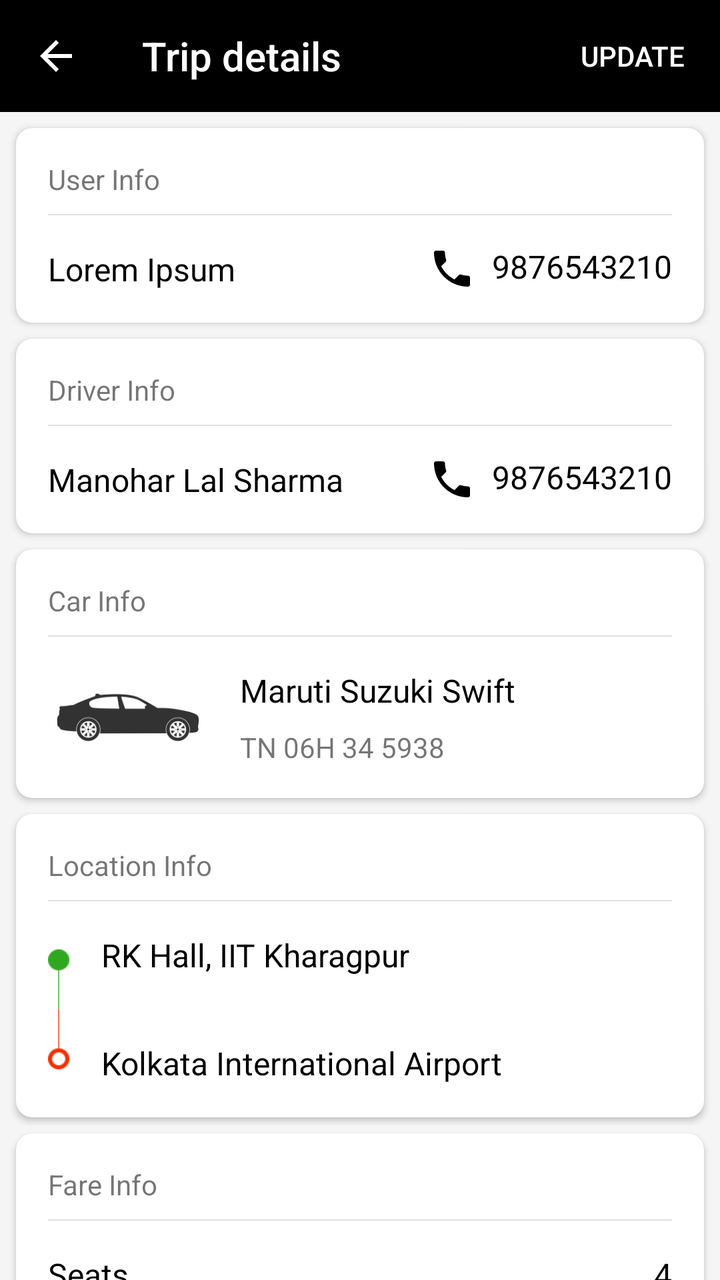
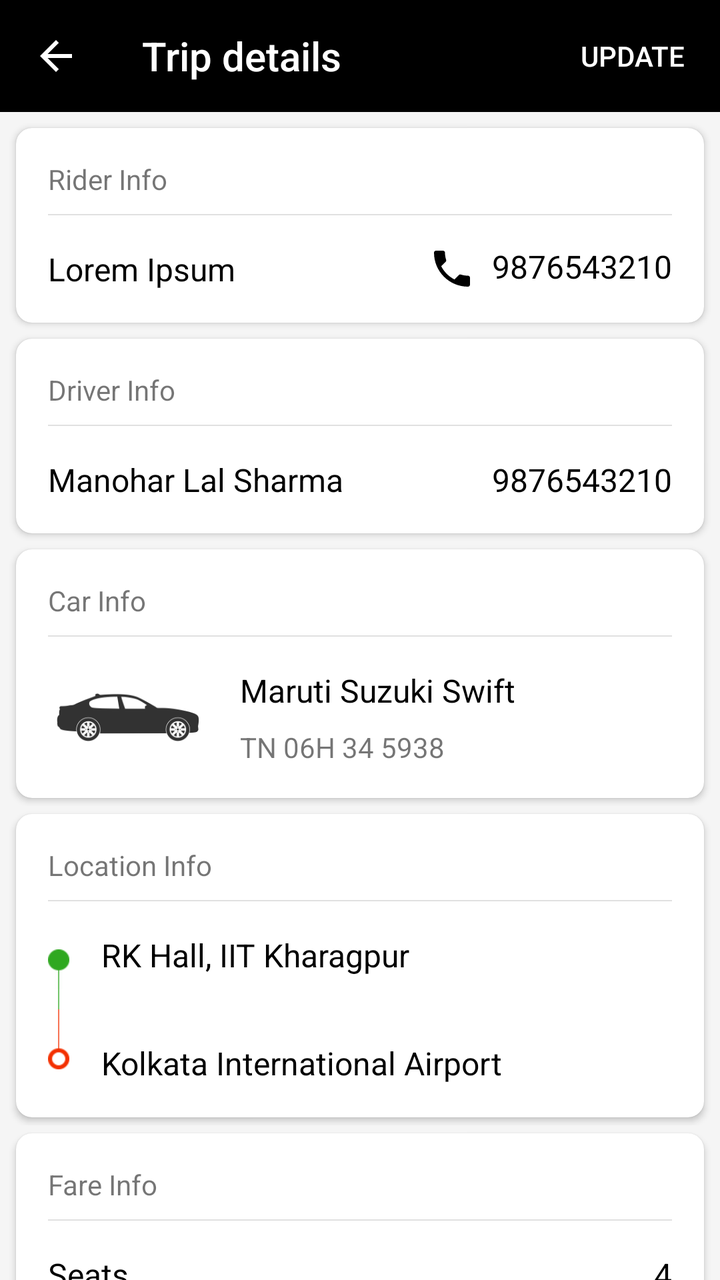

Compare the two renders of this Android layout. The source of the first and the diff that turns it into the second are given below.
<!-- AndroidManifest.xml: application theme AppTheme -->
<!-- res/layout/activity_trip_details.xml -->
<?xml version="1.0" encoding="utf-8"?>
<LinearLayout xmlns:android="http://schemas.android.com/apk/res/android"
    xmlns:app="http://schemas.android.com/apk/res-auto"
    xmlns:tools="http://schemas.android.com/tools"
    android:layout_width="match_parent"
    android:layout_height="match_parent"
    android:orientation="vertical">

    <android.support.design.widget.AppBarLayout
        android:layout_width="match_parent"
        android:layout_height="?attr/actionBarSize">

        <LinearLayout
            android:layout_width="match_parent"
            android:layout_height="match_parent"
            android:orientation="horizontal">

            <ImageButton
                android:id="@+id/trip_details_back"
                android:layout_width="?attr/actionBarSize"
                android:layout_height="?attr/actionBarSize"
                android:background="?attr/selectableItemBackgroundBorderless"
                android:tint="@android:color/white"
                app:srcCompat="@drawable/ic_back"
                tools:ignore="ContentDescription" />

            <View
                android:layout_width="15dp"
                android:layout_height="0dp" />

            <TextView
                android:layout_width="0dp"
                android:layout_height="match_parent"
                android:layout_weight="1"
                android:gravity="center_vertical"
                android:text="@string/trip_details"
                android:textAppearance="@style/Base.TextAppearance.AppCompat.Title"
                android:textColor="@android:color/white" />

            <Button
                android:id="@+id/trip_details_update"
                style="@style/Widget.AppCompat.Button.Borderless"
                android:layout_width="wrap_content"
                android:layout_height="match_parent"
                android:gravity="center"
                android:text="@string/update"
                android:textColor="@android:color/white" />

        </LinearLayout>

    </android.support.design.widget.AppBarLayout>

    <ScrollView
        android:layout_width="match_parent"
        android:layout_height="wrap_content"
        android:scrollbars="none"
        tools:ignore="UselessParent">

        <LinearLayout
            android:layout_width="match_parent"
            android:layout_height="wrap_content"
            android:background="#F5F5F5"
            android:orientation="vertical">

            <LinearLayout
                android:layout_width="match_parent"
                android:layout_height="wrap_content">

                <android.support.v7.widget.CardView
                    android:layout_width="match_parent"
                    android:layout_height="wrap_content"
                    android:layout_marginStart="8dp"
                    android:layout_marginTop="8dp"
                    android:layout_marginEnd="8dp"
                    android:layout_marginBottom="4dp"
                    app:cardCornerRadius="8dp"
                    app:cardElevation="2dp"
                    app:contentPaddingLeft="16dp"
                    app:contentPaddingRight="16dp"
                    app:contentPaddingTop="16dp">

                    <LinearLayout
                        android:layout_width="match_parent"
                        android:layout_height="wrap_content"
                        android:orientation="vertical">

                        <TextView
                            android:layout_width="wrap_content"
                            android:layout_height="wrap_content"
                            android:layout_marginBottom="8dp"
                            android:text="@string/user_info" />

                        <View style="@style/DividerWithMargin" />

                        <LinearLayout
                            android:layout_width="match_parent"
                            android:layout_height="match_parent"
                            android:gravity="center_vertical">

                            <TextView
                                android:id="@+id/trip_details_user_name"
                                style="@style/body1"
                                android:layout_width="0dp"
                                android:layout_height="wrap_content"
                                android:layout_weight="1"
                                android:paddingTop="16dp"
                                android:paddingBottom="16dp"
                                android:text="Lorem Ipsum" />

                            <TextView
                                android:id="@+id/trip_details_user_contact"
                                style="@style/body1"
                                android:layout_width="wrap_content"
                                android:layout_height="wrap_content"
                                android:drawableStart="@drawable/ic_phone"
                                android:drawablePadding="8dp"
                                android:text="9876543210" />

                        </LinearLayout>

                    </LinearLayout>

                </android.support.v7.widget.CardView>

            </LinearLayout>

            <LinearLayout
                android:layout_width="match_parent"
                android:layout_height="wrap_content">

                <android.support.v7.widget.CardView
                    android:layout_width="match_parent"
                    android:layout_height="wrap_content"
                    android:layout_marginStart="8dp"
                    android:layout_marginTop="4dp"
                    android:layout_marginEnd="8dp"
                    android:layout_marginBottom="4dp"
                    app:cardCornerRadius="8dp"
                    app:cardElevation="2dp"
                    app:contentPaddingLeft="16dp"
                    app:contentPaddingRight="16dp"
                    app:contentPaddingTop="16dp">

                    <LinearLayout
                        android:layout_width="match_parent"
                        android:layout_height="wrap_content"
                        android:orientation="vertical">

                        <TextView
                            android:layout_width="wrap_content"
                            android:layout_height="wrap_content"
                            android:layout_marginBottom="8dp"
                            android:text="@string/driver_info" />

                        <View style="@style/DividerWithMargin" />

                        <LinearLayout
                            android:layout_width="match_parent"
                            android:layout_height="match_parent"
                            android:gravity="center_vertical">

                            <TextView
                                android:id="@+id/trip_details_driver_name"
                                style="@style/body1"
                                android:layout_width="0dp"
                                android:layout_height="wrap_content"
                                android:layout_weight="1"
                                android:paddingTop="16dp"
                                android:paddingBottom="16dp"
                                android:text="Manohar Lal Sharma" />

                            <TextView
                                android:id="@+id/trip_details_driver_contact"
                                style="@style/body1"
                                android:layout_width="wrap_content"
                                android:layout_height="wrap_content"
                                android:drawableStart="@drawable/ic_phone"
                                android:drawablePadding="8dp"
                                android:text="9876543210" />

                        </LinearLayout>

                    </LinearLayout>

                </android.support.v7.widget.CardView>

            </LinearLayout>

            <LinearLayout
                android:layout_width="match_parent"
                android:layout_height="match_parent">

                <android.support.v7.widget.CardView
                    android:layout_width="match_parent"
                    android:layout_height="wrap_content"
                    android:layout_marginStart="8dp"
                    android:layout_marginTop="4dp"
                    android:layout_marginEnd="8dp"
                    android:layout_marginBottom="4dp"
                    app:cardCornerRadius="8dp"
                    app:cardElevation="2dp"
                    app:contentPaddingLeft="16dp"
                    app:contentPaddingRight="16dp"
                    app:contentPaddingTop="16dp">


                    <LinearLayout
                        android:layout_width="match_parent"
                        android:layout_height="wrap_content"
                        android:orientation="vertical">

                        <TextView
                            android:layout_width="match_parent"
                            android:layout_height="wrap_content"
                            android:layout_marginBottom="8dp"
                            android:text="@string/car_info" />

                        <View style="@style/DividerWithMargin" />

                        <LinearLayout
                            android:layout_width="match_parent"
                            android:layout_height="wrap_content"
                            android:orientation="horizontal">

                            <ImageView
                                android:layout_width="80dp"
                                android:layout_height="80dp"
                                android:layout_gravity="center_vertical"
                                android:src="@drawable/ic_car" />

                            <LinearLayout
                                android:layout_width="match_parent"
                                android:layout_height="wrap_content"
                                android:layout_marginStart="16dp"
                                android:orientation="vertical">

                                <TextView
                                    android:id="@+id/trip_details_car_name"
                                    style="@style/body1"
                                    android:layout_width="wrap_content"
                                    android:layout_height="match_parent"
                                    android:layout_marginTop="16dp"
                                    android:gravity="center_vertical"
                                    android:text="Maruti Suzuki Swift" />

                                <TextView
                                    android:id="@+id/trip_details_car_number"
                                    android:layout_width="wrap_content"
                                    android:layout_height="wrap_content"
                                    android:layout_marginTop="8dp"
                                    android:layout_marginBottom="16dp"
                                    android:gravity="center_vertical"
                                    android:text="TN 06H 34 5938" />

                            </LinearLayout>

                        </LinearLayout>

                    </LinearLayout>

                </android.support.v7.widget.CardView>

            </LinearLayout>

            <LinearLayout
                android:layout_width="match_parent"
                android:layout_height="wrap_content">

                <android.support.v7.widget.CardView
                    android:layout_width="match_parent"
                    android:layout_height="wrap_content"
                    android:layout_marginStart="8dp"
                    android:layout_marginTop="4dp"
                    android:layout_marginEnd="8dp"
                    android:layout_marginBottom="4dp"
                    app:cardCornerRadius="8dp"
                    app:cardElevation="2dp"
                    app:contentPaddingLeft="16dp"
                    app:contentPaddingRight="16dp"
                    app:contentPaddingTop="16dp">

                    <LinearLayout
                        android:id="@+id/ride_details_location_layout"
                        android:layout_width="wrap_content"
                        android:layout_height="wrap_content"
                        android:orientation="vertical">

                        <TextView
                            android:layout_width="wrap_content"
                            android:layout_height="wrap_content"
                            android:layout_marginBottom="8dp"
                            android:text="@string/location_info" />

                        <View style="@style/DividerWithMargin" />

                        <RelativeLayout
                            android:id="@+id/pickup_location_layout"
                            android:layout_width="wrap_content"
                            android:layout_height="0dp"
                            android:layout_weight="1">

                            <ImageView
                                android:id="@+id/pickup_icon"
                                android:layout_width="wrap_content"
                                android:layout_height="wrap_content"
                                android:background="@null"
                                android:paddingTop="24dp"
                                android:src="@mipmap/ic_pickup"
                                tools:ignore="ContentDescription" />

                            <LinearLayout
                                android:layout_width="match_parent"
                                android:layout_height="match_parent"
                                android:layout_toEndOf="@id/pickup_icon"
                                android:gravity="center_vertical">

                                <TextView
                                    android:id="@+id/trip_details_pickup"
                                    style="@style/body1"
                                    android:layout_width="match_parent"
                                    android:layout_height="match_parent"
                                    android:layout_marginStart="16dp"
                                    android:layout_marginTop="16dp"
                                    android:layout_marginBottom="16dp"
                                    android:maxLines="2"
                                    android:text="RK Hall, IIT Kharagpur" />

                            </LinearLayout>

                        </RelativeLayout>

                        <RelativeLayout
                            android:id="@+id/drop_location_layout"
                            android:layout_width="wrap_content"
                            android:layout_height="0dp"
                            android:layout_weight="1">

                            <ImageView
                                android:id="@+id/drop_icon"
                                android:layout_width="wrap_content"
                                android:layout_height="wrap_content"
                                android:background="@null"
                                android:paddingBottom="24dp"
                                android:src="@mipmap/ic_drop"
                                tools:ignore="ContentDescription" />

                            <LinearLayout
                                android:layout_width="match_parent"
                                android:layout_height="match_parent"
                                android:layout_toEndOf="@id/drop_icon"
                                android:gravity="center_vertical">

                                <TextView
                                    android:id="@+id/trip_details_drop"
                                    style="@style/body1"
                                    android:layout_width="match_parent"
                                    android:layout_height="match_parent"
                                    android:layout_marginStart="16dp"
                                    android:layout_marginTop="16dp"
                                    android:layout_marginBottom="16dp"
                                    android:maxLines="2"
                                    android:text="Kolkata International Airport" />

                            </LinearLayout>

                        </RelativeLayout>

                    </LinearLayout>

                </android.support.v7.widget.CardView>

            </LinearLayout>

            <LinearLayout
                android:layout_width="match_parent"
                android:layout_height="wrap_content">

                <android.support.v7.widget.CardView
                    android:layout_width="match_parent"
                    android:layout_height="wrap_content"
                    android:layout_marginStart="8dp"
                    android:layout_marginTop="4dp"
                    android:layout_marginEnd="8dp"
                    android:layout_marginBottom="4dp"
                    app:cardCornerRadius="8dp"
                    app:cardElevation="2dp"
                    app:contentPaddingLeft="16dp"
                    app:contentPaddingRight="16dp"
                    app:contentPaddingTop="16dp">

                    <LinearLayout
                        android:layout_width="match_parent"
                        android:layout_height="wrap_content"
                        android:orientation="vertical">

                        <TextView
                            android:layout_width="wrap_content"
                            android:layout_height="wrap_content"
                            android:layout_marginBottom="8dp"
                            android:text="@string/fare_info" />

                        <View style="@style/DividerWithMargin" />


                        <LinearLayout
                            android:layout_width="match_parent"
                            android:layout_height="match_parent">

                            <TextView
                                style="@style/body1"
                                android:layout_width="0dp"
                                android:layout_height="wrap_content"
                                android:layout_weight="1"
                                android:paddingTop="16dp"
                                android:paddingBottom="16dp"
                                android:text="@string/seats" />

                            <TextView
                                android:id="@+id/trip_details_seats"
                                style="@style/body1"
                                android:layout_width="wrap_content"
                                android:layout_height="wrap_content"
                                android:text="4" />

                        </LinearLayout>

                        <LinearLayout
                            android:layout_width="match_parent"
                            android:layout_height="match_parent">

                            <TextView
                                style="@style/body1"
                                android:layout_width="0dp"
                                android:layout_height="wrap_content"
                                android:layout_weight="1"
                                android:paddingTop="16dp"
                                android:paddingBottom="16dp"
                                android:text="@string/total_amount" />

                            <TextView
                                android:id="@+id/trip_details_fare"
                                style="@style/body1"
                                android:layout_width="wrap_content"
                                android:layout_height="wrap_content"
                                android:text="₹ 2000" />

                        </LinearLayout>

                    </LinearLayout>

                </android.support.v7.widget.CardView>


            </LinearLayout>

        </LinearLayout>

    </ScrollView>

</LinearLayout>
<!-- resources referenced by this layout -->
<resources>
  <!-- drawable ic_back (drawable) -->
  <vector xmlns:android="http://schemas.android.com/apk/res/android"
      android:width="24dp"
      android:height="24dp"
      android:tint="#FFFFFF"
      android:viewportWidth="24.0"
      android:viewportHeight="24.0">
      <path
          android:fillColor="#FF000000"
          android:pathData="M20,11H7.83l5.59,-5.59L12,4l-8,8 8,8 1.41,-1.41L7.83,13H20v-2z" />
  </vector>
  <!-- drawable ic_car: png bitmap (drawable, 7635 bytes) -->
  <!-- drawable ic_phone (drawable) -->
  <vector xmlns:android="http://schemas.android.com/apk/res/android"
      android:width="24dp"
      android:height="24dp"
      android:viewportHeight="24.0"
      android:viewportWidth="24.0">
      <path
          android:fillColor="#FF000000"
          android:pathData="M6.62,10.79c1.44,2.83 3.76,5.14 6.59,6.59l2.2,-2.2c0.27,-0.27 0.67,-0.36 1.02,-0.24 1.12,0.37 2.33,0.57 3.57,0.57 0.55,0 1,0.45 1,1V20c0,0.55 -0.45,1 -1,1 -9.39,0 -17,-7.61 -17,-17 0,-0.55 0.45,-1 1,-1h3.5c0.55,0 1,0.45 1,1 0,1.25 0.2,2.45 0.57,3.57 0.11,0.35 0.03,0.74 -0.25,1.02l-2.2,2.2z" />
  </vector>
  <!-- mipmap ic_drop: png bitmap (mipmap-xhdpi, 792 bytes) -->
  <!-- mipmap ic_pickup: png bitmap (mipmap-xhdpi, 627 bytes) -->
  <string name="car_info">Car Info</string>
  <string name="driver_info">Driver Info</string>
  <string name="fare_info">Fare Info</string>
  <string name="location_info">Location Info</string>
  <string name="seats">Seats</string>
  <string name="total_amount">Total Amount</string>
  <string name="trip_details">Trip details</string>
  <string name="update">Update</string>
  <string name="user_info">User Info</string>
  <style name="DividerWithMargin">
          <item name="android:background">#E0E0E0</item>
          <item name="android:layout_height">0.5dp</item>
          <item name="android:layout_width">match_parent</item>
      </style>
  <style name="body1">
          <item name="android:fontFamily">roboto-medium</item>
          <item name="android:textSize">16sp</item>
          <item name="android:textColor">@color/colorPrimary</item>
      </style>
  <style name="AppTheme" parent="Base.Theme.AppCompat.Light.DarkActionBar">
          <item name="colorPrimary">@color/colorPrimary</item>
          <item name="colorPrimaryDark">@color/colorPrimaryDark</item>
          <item name="colorAccent">@color/colorAccent</item>
      </style>
  <color name="colorPrimary">#000000</color>
  <color name="colorPrimaryDark">#000000</color>
  <color name="colorAccent">#000000</color>
</resources>

<!-- the commit's change to res/layout/activity_trip_details.xml (unified diff, before → after) -->
@@ -88,7 +88,7 @@
                             android:layout_width="wrap_content"
                             android:layout_height="wrap_content"
                             android:layout_marginBottom="8dp"
-                            android:text="@string/user_info" />
+                            android:text="@string/rider_info" />
 
                         <View style="@style/DividerWithMargin" />
 
@@ -98,7 +98,7 @@
                             android:gravity="center_vertical">
 
                             <TextView
-                                android:id="@+id/trip_details_user_name"
+                                android:id="@+id/trip_details_rider_name"
                                 style="@style/body1"
                                 android:layout_width="0dp"
                                 android:layout_height="wrap_content"
@@ -108,7 +108,7 @@
                                 android:text="Lorem Ipsum" />
 
                             <TextView
-                                android:id="@+id/trip_details_user_contact"
+                                android:id="@+id/trip_details_rider_contact"
                                 style="@style/body1"
                                 android:layout_width="wrap_content"
                                 android:layout_height="wrap_content"
@@ -174,8 +174,6 @@
                                 style="@style/body1"
                                 android:layout_width="wrap_content"
                                 android:layout_height="wrap_content"
-                                android:drawableStart="@drawable/ic_phone"
-                                android:drawablePadding="8dp"
                                 android:text="9876543210" />
 
                         </LinearLayout>
<!-- resource entries referenced after the edit -->
@@ -28,11 +28,11 @@
   <string name="driver_info">Driver Info</string>
   <string name="fare_info">Fare Info</string>
   <string name="location_info">Location Info</string>
+  <string name="rider_info">Rider Info</string>
   <string name="seats">Seats</string>
   <string name="total_amount">Total Amount</string>
   <string name="trip_details">Trip details</string>
   <string name="update">Update</string>
-  <string name="user_info">User Info</string>
   <style name="DividerWithMargin">
           <item name="android:background">#E0E0E0</item>
           <item name="android:layout_height">0.5dp</item>
